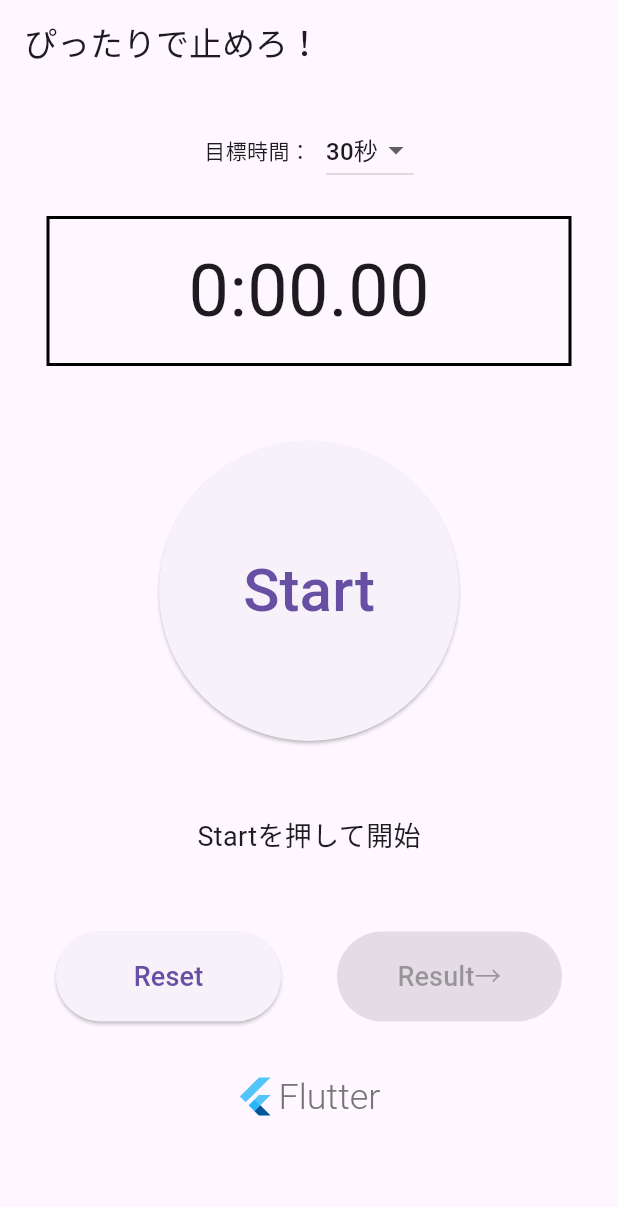
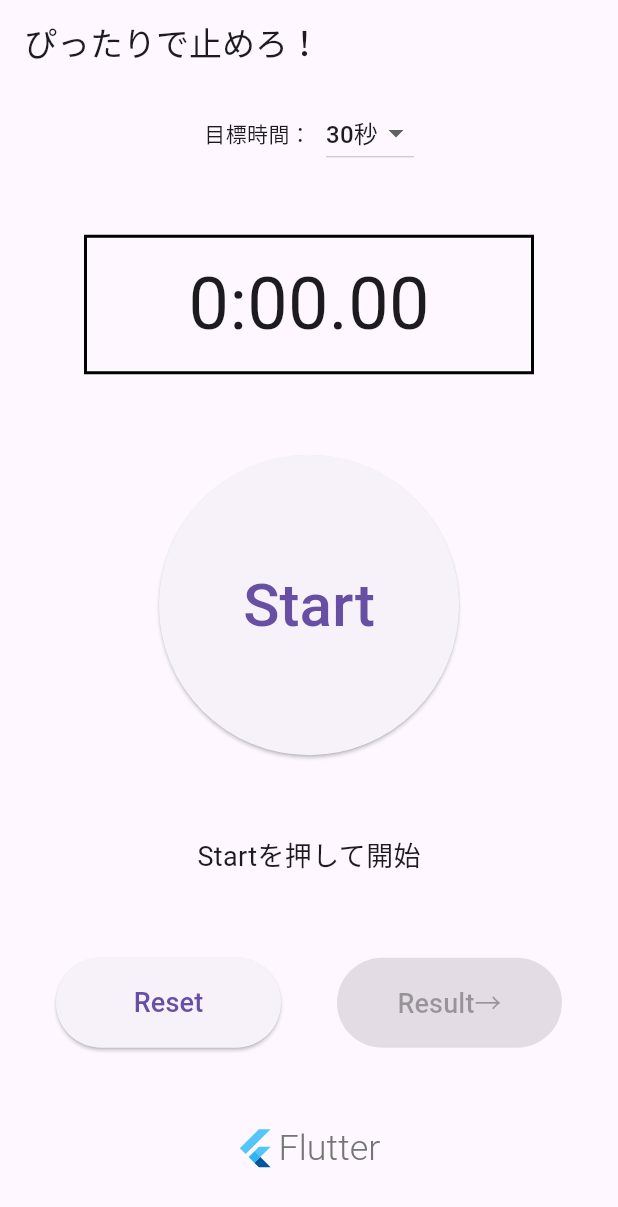
Before and after one commit to Hikarinrin7/Stop-in-exactly-30-seconds-app, a Flutter app: the screen it shows after launch, on a phone screen of 412 x 824 dp. Shown: the top 1207 px of the screen. Run offline on Flutter 3.47's test engine with Material 3 defaults, Android fonts, the phone set to English and light mode, and no system bars.

Commit message:
edit layout

```diff
--- a/lib/screens/result.dart
+++ b/lib/screens/result.dart
@@ -57,7 +57,7 @@ class ResultScreen extends StatelessWidget {
                 shape: BoxShape.circle,
                 color: circleColor,
               ),
-              padding: EdgeInsets.all(100.0),
+              padding: EdgeInsets.all(80.0),
               child: Text(
                 '$differenceText秒',
                 style: TextStyle(
--- a/lib/screens/timer.dart
+++ b/lib/screens/timer.dart
@@ -74,10 +74,8 @@ class _TimerScreenState extends State<TimerScreen> {
       Navigator.push(
         context,
         MaterialPageRoute(
-          builder: (context) =>
-              ResultScreen(
-                elapsedTime: _stopwatch.elapsed.inMilliseconds.toDouble() /
-                    1000,
+          builder: (context) => ResultScreen(
+            elapsedTime: _stopwatch.elapsed.inMilliseconds.toDouble() / 1000,
             goalTime: goalTimes[selectedGoalTimeIndex].toDouble(),
           ),
         ),
@@ -93,8 +91,8 @@ class _TimerScreenState extends State<TimerScreen> {
       ),
       body: Column(
         crossAxisAlignment: CrossAxisAlignment.center,
+        mainAxisAlignment: MainAxisAlignment.spaceAround,
         children: [
-          SizedBox(height: 20.0),
           Row(
             mainAxisAlignment: MainAxisAlignment.center,
             children: [
@@ -103,10 +101,9 @@ class _TimerScreenState extends State<TimerScreen> {
               DropdownButton<int>(
                 value: selectedGoalTimeIndex,
                 items: goalTimes
-                .map((time) =>
-                DropdownMenuItem<int>(
+                    .map((time) => DropdownMenuItem<int>(
+                          child: Text('$time秒'),
                           value: goalTimes.indexOf(time),
-                  child: Text('$time秒'),
                         ))
                     .toList(),
                 onChanged: (index) {
@@ -118,10 +115,9 @@ class _TimerScreenState extends State<TimerScreen> {
               ),
             ],
           ),
-      SizedBox(height: 20.0),
+          SizedBox(height: 10.0),
           Container(
-        width: 350.0,
-        height: 100.0,
+            width: 300.0,
             padding: EdgeInsets.all(10.0),
             decoration: BoxDecoration(
               border: Border.all(width: 2.0, color: Colors.black),
@@ -136,7 +132,7 @@ class _TimerScreenState extends State<TimerScreen> {
               ),
             ),
           ),
-      SizedBox(height: 50.0),
+          SizedBox(height: 20.0),
           Container(
             width: 200.0,
             height: 200.0,
@@ -148,7 +144,7 @@ class _TimerScreenState extends State<TimerScreen> {
               ),
             ),
           ),
-      SizedBox(height: 50.0),
+          SizedBox(height: 20.0),
           Text(
             _isRunning
                 ? '測定中...'
@@ -157,7 +153,7 @@ class _TimerScreenState extends State<TimerScreen> {
                     : '結果を確認してみましょう！',
             style: TextStyle(fontSize: 18.0),
           ),
-      SizedBox(height: 50.0),
+          SizedBox(height: 20.0),
           Row(
             mainAxisAlignment: MainAxisAlignment.spaceEvenly,
             children: [
@@ -192,7 +188,8 @@ class _TimerScreenState extends State<TimerScreen> {
             style: FlutterLogoStyle.horizontal,
           )
         ],
-    ),);
+      ),
+    );
   }
 
   String formatStopwatchTime() {
@@ -202,7 +199,6 @@ class _TimerScreenState extends State<TimerScreen> {
     final int seconds = (_stopwatch.elapsedMilliseconds ~/ 1000) % 60;
     final int minutes = (_stopwatch.elapsedMilliseconds ~/ 60000) % 60;
 
-    return '$minutes:${seconds.toString().padLeft(2, '0')}.${decimalSeconds
-        .toString().padLeft(2, '0')}';
+    return '$minutes:${seconds.toString().padLeft(2, '0')}.${decimalSeconds.toString().padLeft(2, '0')}';
   }
 }
```
Also changed, not shown: 1 other file. Lines whose indentation alone changed are shown as unchanged.
